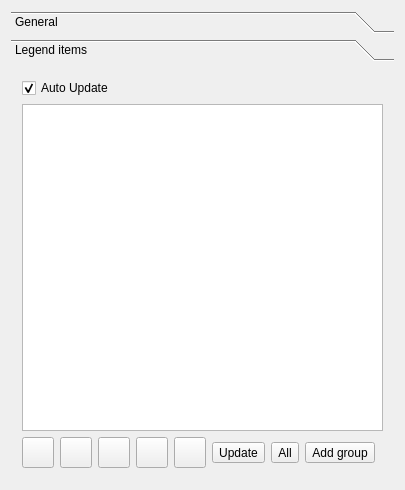
carsmie/QGIS, file src/ui/qgscomposerlegendwidgetbase.ui: the form before one commit.
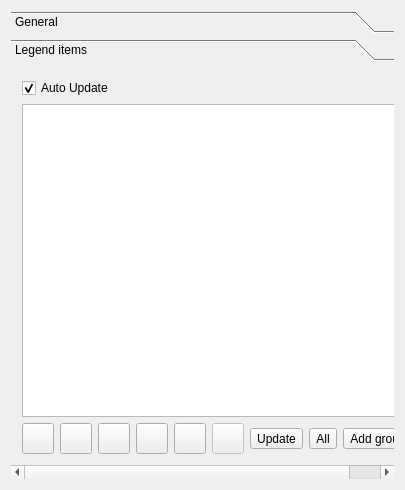
The form after the commit. The open tabs and pages were chosen to show the change. Icons and pictures are not drawn.

Commit message: vector feature counts moved to vector layer, enabled feature counts in composer legend, fixes #6237

```diff
--- a/src/ui/qgscomposerlegendwidgetbase.ui
+++ b/src/ui/qgscomposerlegendwidgetbase.ui
@@ -220,8 +220,8 @@
            <rect>
             <x>0</x>
             <y>0</y>
-            <width>393</width>
-            <height>162</height>
+            <width>427</width>
+            <height>401</height>
            </rect>
           </property>
           <attribute name="label">
@@ -244,7 +244,7 @@
              </property>
             </widget>
            </item>
-           <item row="1" column="0" colspan="9">
+           <item row="1" column="0" colspan="10">
             <widget class="QTreeView" name="mItemTreeView">
              <property name="sizePolicy">
               <sizepolicy hsizetype="Minimum" vsizetype="Expanding">
@@ -337,7 +337,7 @@
              </property>
             </widget>
            </item>
-           <item row="2" column="5">
+           <item row="2" column="6">
             <widget class="QToolButton" name="mUpdatePushButton">
              <property name="text">
               <string>Update</string>
@@ -350,14 +350,14 @@
              </property>
             </widget>
            </item>
-           <item row="2" column="6">
+           <item row="2" column="7">
             <widget class="QToolButton" name="mUpdateAllPushButton">
              <property name="text">
               <string>All</string>
              </property>
             </widget>
            </item>
-           <item row="2" column="8">
+           <item row="2" column="9">
             <spacer name="horizontalSpacer">
              <property name="orientation">
               <enum>Qt::Horizontal</enum>
@@ -370,13 +370,39 @@
              </property>
             </spacer>
            </item>
-           <item row="2" column="7">
+           <item row="2" column="8">
             <widget class="QToolButton" name="mAddGroupButton">
              <property name="text">
               <string>Add group</string>
              </property>
             </widget>
            </item>
+           <item row="2" column="5">
+            <widget class="QToolButton" name="mCountToolButton">
+             <property name="enabled">
+              <bool>false</bool>
+             </property>
+             <property name="toolTip">
+              <string>Show feature count for each class of vector layer.</string>
+             </property>
+             <property name="text">
+              <string/>
+             </property>
+             <property name="icon">
+              <iconset resource="../../images/images.qrc">
+               <normaloff>:/images/themes/default/mActionSum.png</normaloff>:/images/themes/default/mActionSum.png</iconset>
+             </property>
+             <property name="iconSize">
+              <size>
+               <width>24</width>
+               <height>24</height>
+              </size>
+             </property>
+             <property name="checkable">
+              <bool>true</bool>
+             </property>
+            </widget>
+           </item>
           </layout>
          </widget>
         </widget>
```
Left out of the diff: 33 changed lines with no effect on the pictures. The commit also changes 11 other files.
